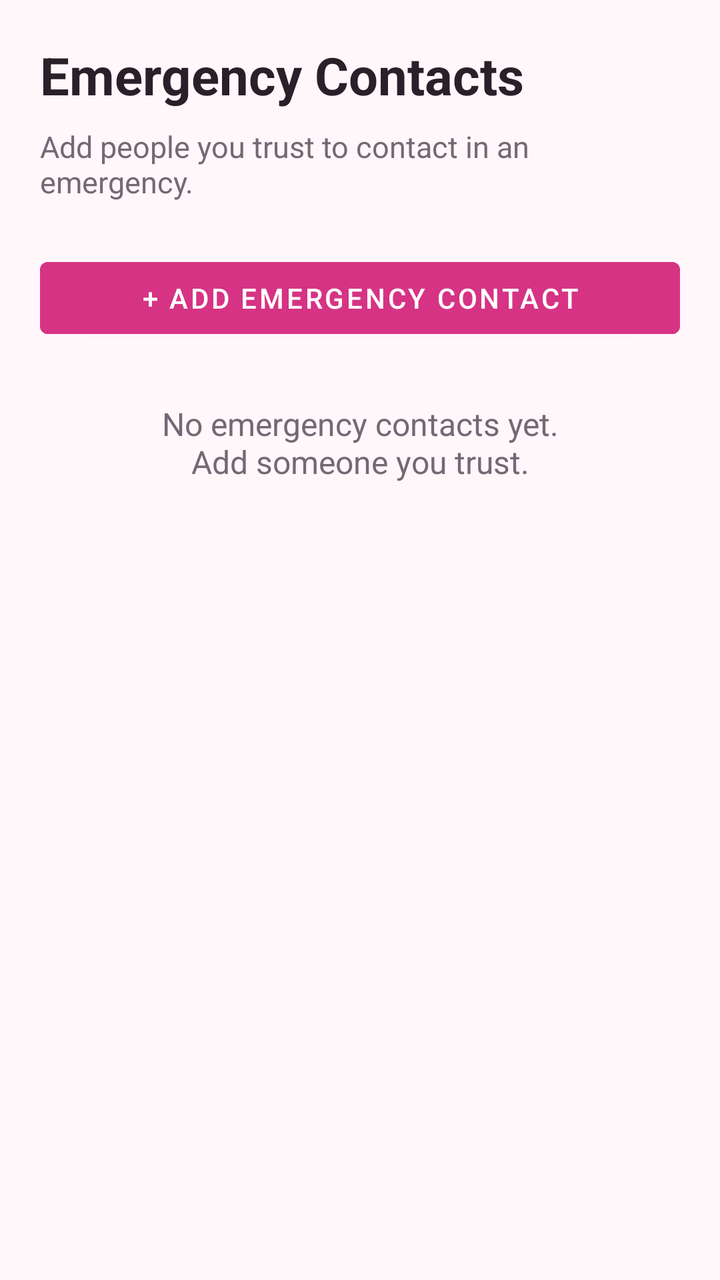
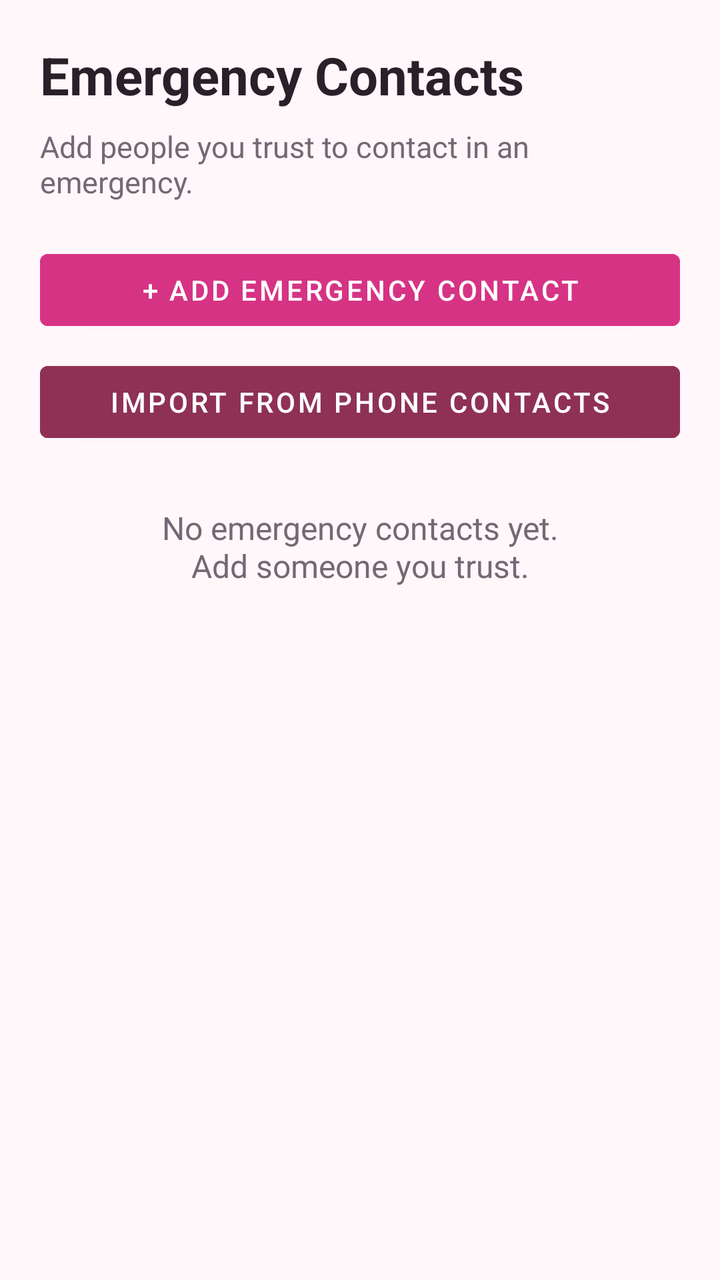

Compare the two renders of this Android layout. The source of the first and the diff that turns it into the second are given below.
<!-- AndroidManifest.xml: application theme Theme.SafeHer -->
<!-- res/layout/activity_emergency_contacts.xml -->
<?xml version="1.0" encoding="utf-8"?>
<androidx.constraintlayout.widget.ConstraintLayout
    xmlns:android="http://schemas.android.com/apk/res/android"
    xmlns:app="http://schemas.android.com/apk/res-auto"
    android:layout_width="match_parent"
    android:layout_height="match_parent"
    android:background="#FFF7FA"
    android:padding="20dp">

    <TextView
        android:id="@+id/emergencyContactsTitle"
        android:layout_width="0dp"
        android:layout_height="wrap_content"
        android:text="Emergency Contacts"
        android:textColor="#29202A"
        android:textSize="26sp"
        android:textStyle="bold"
        app:layout_constraintTop_toTopOf="parent"
        app:layout_constraintStart_toStartOf="parent"
        app:layout_constraintEnd_toEndOf="parent" />

    <TextView
        android:id="@+id/emergencyContactsSubtitle"
        android:layout_width="0dp"
        android:layout_height="wrap_content"
        android:layout_marginTop="8dp"
        android:text="Add people you trust to contact in an emergency."
        android:textColor="#756875"
        android:textSize="15sp"
        app:layout_constraintTop_toBottomOf="@id/emergencyContactsTitle"
        app:layout_constraintStart_toStartOf="parent"
        app:layout_constraintEnd_toEndOf="parent" />

    <Button
        android:id="@+id/addEmergencyContactButton"
        android:layout_width="0dp"
        android:layout_height="wrap_content"
        android:layout_marginTop="24dp"
        android:backgroundTint="#D63384"
        android:text="+ Add Emergency Contact"
        android:textColor="#FFFFFF"
        app:layout_constraintTop_toBottomOf="@id/emergencyContactsSubtitle"
        app:layout_constraintStart_toStartOf="parent"
        app:layout_constraintEnd_toEndOf="parent" />

    <TextView
        android:id="@+id/emptyContactsText"
        android:layout_width="0dp"
        android:layout_height="wrap_content"
        android:layout_marginTop="28dp"
        android:gravity="center"
        android:text="No emergency contacts yet.\nAdd someone you trust."
        android:textColor="#756875"
        android:textSize="16sp"
        android:visibility="visible"
        app:layout_constraintTop_toBottomOf="@id/addEmergencyContactButton"
        app:layout_constraintStart_toStartOf="parent"
        app:layout_constraintEnd_toEndOf="parent" />

    <androidx.recyclerview.widget.RecyclerView
        android:id="@+id/emergencyContactsRecyclerView"
        android:layout_width="0dp"
        android:layout_height="0dp"
        android:layout_marginTop="16dp"
        android:clipToPadding="false"
        android:paddingBottom="12dp"
        app:layout_constraintTop_toBottomOf="@id/addEmergencyContactButton"
        app:layout_constraintBottom_toBottomOf="parent"
        app:layout_constraintStart_toStartOf="parent"
        app:layout_constraintEnd_toEndOf="parent" />

</androidx.constraintlayout.widget.ConstraintLayout>
<!-- resources referenced by this layout -->
<resources>
  <style name="Theme.SafeHer" parent="Theme.MaterialComponents.DayNight.DarkActionBar">
          
          <item name="colorPrimary">@color/purple_500</item>
          <item name="colorPrimaryVariant">@color/purple_700</item>
          <item name="colorOnPrimary">@color/white</item>
          
          <item name="colorSecondary">@color/teal_200</item>
          <item name="colorSecondaryVariant">@color/teal_700</item>
          <item name="colorOnSecondary">@color/black</item>
          
          <item name="android:statusBarColor">?attr/colorPrimaryVariant</item>
          
      </style>
  <color name="purple_500">#FF6200EE</color>
  <color name="purple_700">#FF3700B3</color>
  <color name="white">#FFFFFFFF</color>
  <color name="teal_200">#FF03DAC5</color>
  <color name="teal_700">#FF018786</color>
  <color name="black">#FF000000</color>
</resources>

<!-- the commit's change to res/layout/activity_emergency_contacts.xml (unified diff, before → after) -->
@@ -35,11 +35,23 @@
         android:id="@+id/addEmergencyContactButton"
         android:layout_width="0dp"
         android:layout_height="wrap_content"
-        android:layout_marginTop="24dp"
+        android:layout_marginTop="20dp"
         android:backgroundTint="#D63384"
         android:text="+ Add Emergency Contact"
         android:textColor="#FFFFFF"
         app:layout_constraintTop_toBottomOf="@id/emergencyContactsSubtitle"
+        app:layout_constraintStart_toStartOf="parent"
+        app:layout_constraintEnd_toEndOf="parent" />
+
+    <Button
+        android:id="@+id/importPhoneContactsButton"
+        android:layout_width="0dp"
+        android:layout_height="wrap_content"
+        android:layout_marginTop="8dp"
+        android:backgroundTint="#8E3155"
+        android:text="Import from Phone Contacts"
+        android:textColor="#FFFFFF"
+        app:layout_constraintTop_toBottomOf="@id/addEmergencyContactButton"
         app:layout_constraintStart_toStartOf="parent"
         app:layout_constraintEnd_toEndOf="parent" />
 
@@ -53,7 +65,7 @@
         android:textColor="#756875"
         android:textSize="16sp"
         android:visibility="visible"
-        app:layout_constraintTop_toBottomOf="@id/addEmergencyContactButton"
+        app:layout_constraintTop_toBottomOf="@id/importPhoneContactsButton"
         app:layout_constraintStart_toStartOf="parent"
         app:layout_constraintEnd_toEndOf="parent" />
 
@@ -64,7 +76,7 @@
         android:layout_marginTop="16dp"
         android:clipToPadding="false"
         android:paddingBottom="12dp"
-        app:layout_constraintTop_toBottomOf="@id/addEmergencyContactButton"
+        app:layout_constraintTop_toBottomOf="@id/importPhoneContactsButton"
         app:layout_constraintBottom_toBottomOf="parent"
         app:layout_constraintStart_toStartOf="parent"
         app:layout_constraintEnd_toEndOf="parent" />
